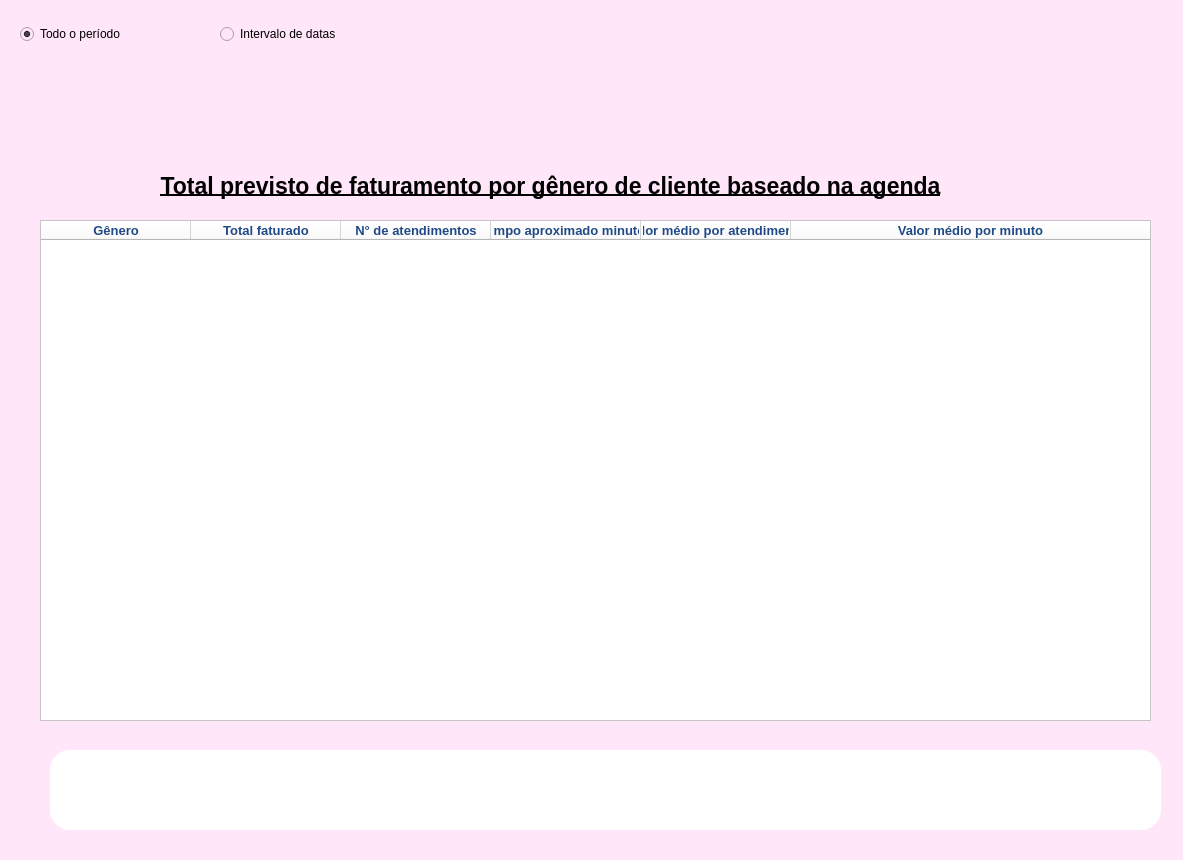
This is telas_duda/estatisticas_genero_futuro.ui in JVwolfart/PROJETO-SALAO-JOVEM-PROGRAMADOR as Qt 5 draws it before an edit. The edited form follows.
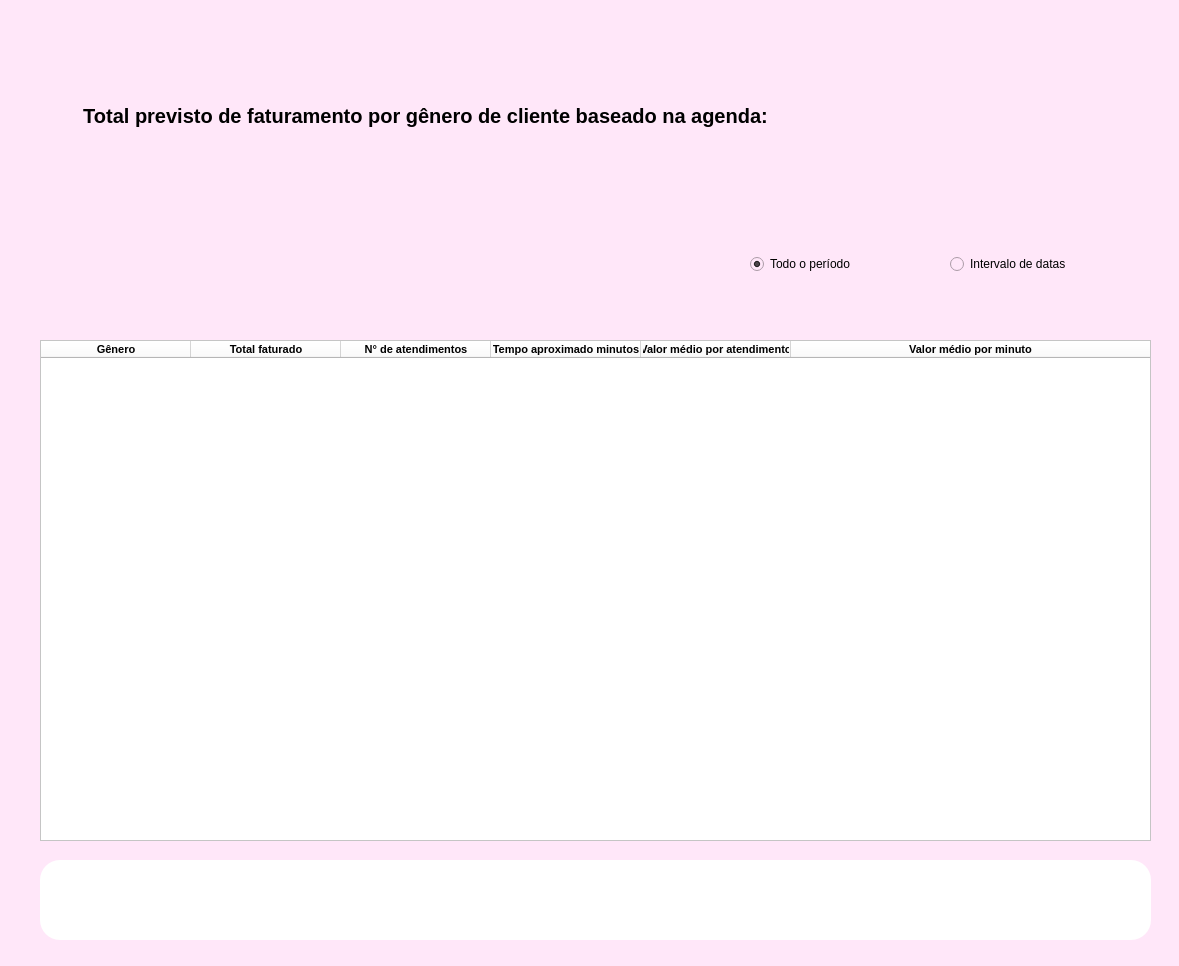
This is the edited form. Icons and pictures are not drawn.

Diff of the .ui file:
```diff
--- a/telas_duda/estatisticas_genero_futuro.ui
+++ b/telas_duda/estatisticas_genero_futuro.ui
@@ -12,10 +12,22 @@
    <rect>
     <x>0</x>
     <y>0</y>
-    <width>1183</width>
-    <height>860</height>
+    <width>1179</width>
+    <height>966</height>
    </rect>
   </property>
+  <property name="minimumSize">
+   <size>
+    <width>1179</width>
+    <height>966</height>
+   </size>
+  </property>
+  <property name="maximumSize">
+   <size>
+    <width>1179</width>
+    <height>966</height>
+   </size>
+  </property>
   <property name="font">
    <font>
     <pointsize>14</pointsize>
@@ -59,8 +71,8 @@
    <widget class="QRadioButton" name="RbTodas">
     <property name="geometry">
      <rect>
-      <x>20</x>
-      <y>20</y>
+      <x>750</x>
+      <y>250</y>
       <width>151</width>
       <height>28</height>
      </rect>
@@ -75,9 +87,9 @@
    <widget class="QLabel" name="lbl_escolha">
     <property name="geometry">
      <rect>
-      <x>0</x>
-      <y>80</y>
-      <width>1121</width>
+      <x>50</x>
+      <y>240</y>
+      <width>641</width>
       <height>51</height>
      </rect>
     </property>
@@ -96,9 +108,9 @@
    <widget class="QRadioButton" name="RbIntervaloDatas">
     <property name="geometry">
      <rect>
-      <x>220</x>
-      <y>20</y>
-      <width>221</width>
+      <x>950</x>
+      <y>250</y>
+      <width>171</width>
       <height>28</height>
      </rect>
     </property>
@@ -106,30 +118,6 @@
      <string>Intervalo de datas</string>
     </property>
    </widget>
-   <widget class="QLabel" name="label_9">
-    <property name="geometry">
-     <rect>
-      <x>40</x>
-      <y>160</y>
-      <width>1021</width>
-      <height>51</height>
-     </rect>
-    </property>
-    <property name="font">
-     <font>
-      <pointsize>17</pointsize>
-      <weight>75</weight>
-      <bold>true</bold>
-      <underline>true</underline>
-     </font>
-    </property>
-    <property name="text">
-     <string>Total previsto de faturamento por gênero de cliente baseado na agenda</string>
-    </property>
-    <property name="alignment">
-     <set>Qt::AlignCenter</set>
-    </property>
-   </widget>
    <widget class="QTableWidget" name="TabelaVendasGenero">
     <property name="enabled">
      <bool>true</bool>
@@ -137,7 +125,7 @@
     <property name="geometry">
      <rect>
       <x>40</x>
-      <y>220</y>
+      <y>340</y>
       <width>1111</width>
       <height>501</height>
      </rect>
@@ -154,10 +142,101 @@
       <height>0</height>
      </size>
     </property>
+    <property name="palette">
+     <palette>
+      <active>
+       <colorrole role="Button">
+        <brush brushstyle="SolidPattern">
+         <color alpha="255">
+          <red>255</red>
+          <green>255</green>
+          <blue>255</blue>
+         </color>
+        </brush>
+       </colorrole>
+       <colorrole role="Base">
+        <brush brushstyle="SolidPattern">
+         <color alpha="255">
+          <red>255</red>
+          <green>255</green>
+          <blue>255</blue>
+         </color>
+        </brush>
+       </colorrole>
+       <colorrole role="Window">
+        <brush brushstyle="SolidPattern">
+         <color alpha="255">
+          <red>255</red>
+          <green>255</green>
+          <blue>255</blue>
+         </color>
+        </brush>
+       </colorrole>
+      </active>
+      <inactive>
+       <colorrole role="Button">
+        <brush brushstyle="SolidPattern">
+         <color alpha="255">
+          <red>255</red>
+          <green>255</green>
+          <blue>255</blue>
+         </color>
+        </brush>
+       </colorrole>
+       <colorrole role="Base">
+        <brush brushstyle="SolidPattern">
+         <color alpha="255">
+          <red>255</red>
+          <green>255</green>
+          <blue>255</blue>
+         </color>
+        </brush>
+       </colorrole>
+       <colorrole role="Window">
+        <brush brushstyle="SolidPattern">
+         <color alpha="255">
+          <red>255</red>
+          <green>255</green>
+          <blue>255</blue>
+         </color>
+        </brush>
+       </colorrole>
+      </inactive>
+      <disabled>
+       <colorrole role="Button">
+        <brush brushstyle="SolidPattern">
+         <color alpha="255">
+          <red>255</red>
+          <green>255</green>
+          <blue>255</blue>
+         </color>
+        </brush>
+       </colorrole>
+       <colorrole role="Base">
+        <brush brushstyle="SolidPattern">
+         <color alpha="255">
+          <red>255</red>
+          <green>255</green>
+          <blue>255</blue>
+         </color>
+        </brush>
+       </colorrole>
+       <colorrole role="Window">
+        <brush brushstyle="SolidPattern">
+         <color alpha="255">
+          <red>255</red>
+          <green>255</green>
+          <blue>255</blue>
+         </color>
+        </brush>
+       </colorrole>
+      </disabled>
+     </palette>
+    </property>
     <property name="font">
      <font>
       <family>Ubuntu</family>
-      <pointsize>13</pointsize>
+      <pointsize>15</pointsize>
      </font>
     </property>
     <property name="cursor" stdset="0">
@@ -165,8 +244,7 @@
     </property>
     <property name="styleSheet">
      <string notr="true">background-color: rgb(255, 255, 255);
-color: rgb(138, 226, 52);
-color: rgb(32, 74, 135);</string>
+</string>
     </property>
     <property name="editTriggers">
      <set>QAbstractItemView::NoEditTriggers</set>
@@ -198,7 +276,7 @@
      </property>
      <property name="font">
       <font>
-       <pointsize>10</pointsize>
+       <pointsize>8</pointsize>
        <weight>75</weight>
        <bold>true</bold>
       </font>
@@ -213,7 +291,7 @@
      </property>
      <property name="font">
       <font>
-       <pointsize>10</pointsize>
+       <pointsize>8</pointsize>
        <weight>75</weight>
        <bold>true</bold>
       </font>
@@ -228,7 +306,7 @@
      </property>
      <property name="font">
       <font>
-       <pointsize>10</pointsize>
+       <pointsize>8</pointsize>
        <weight>75</weight>
        <bold>true</bold>
       </font>
@@ -243,7 +321,7 @@
      </property>
      <property name="font">
       <font>
-       <pointsize>10</pointsize>
+       <pointsize>8</pointsize>
        <weight>75</weight>
        <bold>true</bold>
       </font>
@@ -258,7 +336,7 @@
      </property>
      <property name="font">
       <font>
-       <pointsize>10</pointsize>
+       <pointsize>8</pointsize>
        <weight>75</weight>
        <bold>true</bold>
       </font>
@@ -273,7 +351,7 @@
      </property>
      <property name="font">
       <font>
-       <pointsize>10</pointsize>
+       <pointsize>8</pointsize>
        <weight>75</weight>
        <bold>true</bold>
       </font>
@@ -286,8 +364,8 @@
    <widget class="QFrame" name="frame_2">
     <property name="geometry">
      <rect>
-      <x>50</x>
-      <y>750</y>
+      <x>40</x>
+      <y>860</y>
       <width>1111</width>
       <height>80</height>
      </rect>
@@ -333,10 +411,10 @@
    <widget class="QLabel" name="label_4">
     <property name="geometry">
      <rect>
-      <x>870</x>
+      <x>810</x>
       <y>20</y>
-      <width>291</width>
-      <height>121</height>
+      <width>361</width>
+      <height>161</height>
      </rect>
     </property>
     <property name="text">
@@ -349,6 +427,33 @@
      <bool>true</bool>
     </property>
    </widget>
+   <widget class="QLabel" name="label_5">
+    <property name="geometry">
+     <rect>
+      <x>50</x>
+      <y>70</y>
+      <width>751</width>
+      <height>91</height>
+     </rect>
+    </property>
+    <property name="font">
+     <font>
+      <pointsize>15</pointsize>
+      <weight>75</weight>
+      <bold>true</bold>
+      <underline>false</underline>
+     </font>
+    </property>
+    <property name="text">
+     <string>Total previsto de faturamento por gênero de cliente baseado na agenda:</string>
+    </property>
+    <property name="alignment">
+     <set>Qt::AlignCenter</set>
+    </property>
+    <property name="wordWrap">
+     <bool>true</bool>
+    </property>
+   </widget>
   </widget>
  </widget>
  <resources/>
```
